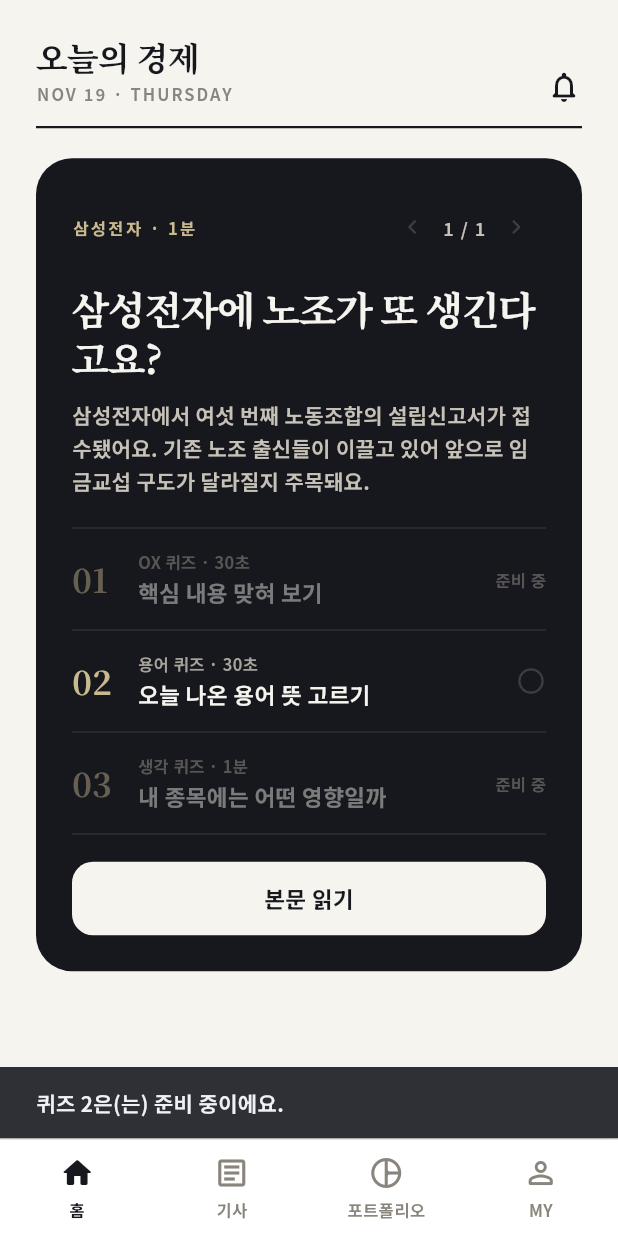
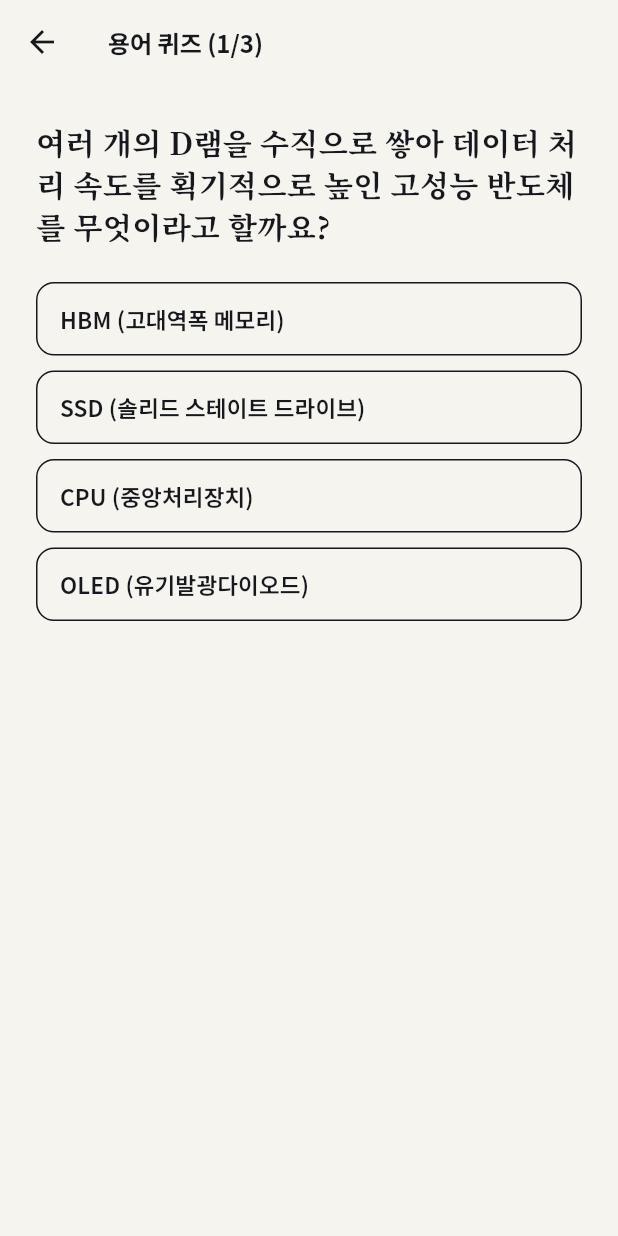
Before and after one commit to Oneul-Economy/Oneul-Economy, a Flutter app: the screen it shows after launch, after a tap on "02", on a phone screen of 412 x 824 dp. Run offline on Flutter 3.47's test engine with Material 3 defaults, Android fonts, the phone set to English and light mode, and no system bars; project files that could hold a hidden picture were left out.

Commit message:
feat/app: 용어 퀴즈 열기, 문제 풀기 및 결과 화면 로직 구현

```diff
--- a/Frontend/lib/screens/home_screen.dart
+++ b/Frontend/lib/screens/home_screen.dart
@@ -4,14 +4,17 @@ import 'package:flutter/material.dart';
 import 'package:flutter/services.dart';
 
 import '../models/news.dart';
+import '../models/quiz.dart';
 import '../theme/app_colors.dart';
 import '../theme/app_fonts.dart';
 import '../widgets/news_card.dart';
 import 'news_detail_screen.dart';
+import 'quiz_screen.dart';
 
 /// 앱에 넣어 둔 샘플 JSON 기사들. (서버 연결 전 임시)
 /// 기사가 늘어나면 여기에 파일을 추가하면 카드 상단 `< 1 / N >`으로 넘길 수 있다.
 const _mockNewsFiles = ['assets/mock/news.json'];
+const _mockQuizFile = 'assets/mock/quiz.json';
 
 /// 샘플 JSON에서 오늘의 기사 목록을 읽는다.
 Future<List<News>> loadNewsList() async {
@@ -23,19 +26,67 @@ Future<List<News>> loadNewsList() async {
   );
 }
 
+/// 샘플 JSON에서 용어 퀴즈를 읽는다. 실패하면 null을 반환한다.
+Future<Quiz?> loadQuiz() async {
+  try {
+    final text = await rootBundle.loadString(_mockQuizFile);
+    return Quiz.fromJson(jsonDecode(text) as Map<String, dynamic>);
+  } catch (e) {
+    debugPrint('[Quiz] 퀴즈 로드 실패 (파일 없음 또는 형식 오류): $e');
+    return null;
+  }
+}
+
+/// 해당 기사에 대해 용어 퀴즈를 열 수 있는지 판단하는 순수 함수.
+bool canOpenQuiz(News news, Quiz? quiz) {
+  if (quiz == null) return false;
+  if (quiz.quizzes.isEmpty) return false;
+  if (quiz.newsId != news.id) return false;
+  return true;
+}
+
 class HomeScreen extends StatefulWidget {
-  const HomeScreen({super.key});
+  const HomeScreen({
+    super.key,
+    this.initialNewsList,
+    this.initialQuiz,
+  });
+
+  /// 위젯 테스트에서 rootBundle 대신 데이터를 직접 주입할 때 사용.
+  final List<News>? initialNewsList;
+  final Quiz? initialQuiz;
 
   @override
   State<HomeScreen> createState() => _HomeScreenState();
 }
 
 class _HomeScreenState extends State<HomeScreen> {
-  // build()마다 다시 읽지 않도록 한 번만 만들어 둔다.
-  late final Future<List<News>> _newsFuture = loadNewsList();
+  late final Future<List<News>> _newsFuture;
+  Quiz? _quiz;
 
   /// 지금 보고 있는 기사 카드 (0부터).
   int _index = 0;
+
+  @override
+  void initState() {
+    super.initState();
+    _newsFuture = widget.initialNewsList != null
+        ? Future.value(widget.initialNewsList)
+        : loadNewsList();
+
+    if (widget.initialNewsList != null) {
+      _quiz = widget.initialQuiz;
+    } else {
+      _loadQuizSeparately();
+    }
+  }
+
+  /// 뉴스와 별도로 퀴즈를 불러온다. 퀴즈 실패가 뉴스 카드에 영향을 주지 않게 하기 위함.
+  Future<void> _loadQuizSeparately() async {
+    final loaded = await loadQuiz();
+    if (!mounted) return;
+    setState(() => _quiz = loaded);
+  }
 
   void _openDetail(News news) {
     Navigator.push(
@@ -44,7 +95,34 @@ class _HomeScreenState extends State<HomeScreen> {
     );
   }
 
-  // 퀴즈 화면은 아직 없어서 안내만 띄운다.
+  void _handleQuizTap(News news, int quizIndex) {
+    if (quizIndex != 1) {
+      _showQuizComingSoon(quizIndex);
+      return;
+    }
+
+    if (!canOpenQuiz(news, _quiz)) {
+      if (_quiz == null) {
+        debugPrint('[Quiz] 준비 중 처리: 퀴즈 데이터 없음 (파일 없음/형식 오류)');
+      } else if (_quiz!.quizzes.isEmpty) {
+        debugPrint('[Quiz] 준비 중 처리: 퀴즈 문제가 0개');
+      } else if (_quiz!.newsId != news.id) {
+        debugPrint(
+          '[Quiz] 준비 중 처리: news_id 불일치 (기사: ${news.id}, 퀴즈: ${_quiz!.newsId})',
+        );
+      }
+      _showQuizComingSoon(quizIndex);
+      return;
+    }
+
+    Navigator.push(
+      context,
+      MaterialPageRoute(
+        builder: (_) => QuizScreen(quiz: _quiz!, news: news),
+      ),
+    );
+  }
+
   void _showQuizComingSoon(int index) {
     ScaffoldMessenger.of(context)
       ..hideCurrentSnackBar()
@@ -98,7 +176,7 @@ class _HomeScreenState extends State<HomeScreen> {
                     key: ValueKey(news.id),
                     news: news,
                     onTap: () => _openDetail(news),
-                    onQuizTap: _showQuizComingSoon,
+                    onQuizTap: (quizIndex) => _handleQuizTap(news, quizIndex),
                     pager: NewsCardPager(
                       index: _index,
                       total: list.length,
--- /dev/null
+++ b/Frontend/lib/screens/quiz_screen.dart
@@ -0,0 +1,225 @@
+import 'package:flutter/material.dart';
+
+import '../models/news.dart';
+import '../models/quiz.dart';
+import '../theme/app_colors.dart';
+import '../theme/app_fonts.dart';
+import 'quiz_result_screen.dart';
+
+class QuizScreen extends StatefulWidget {
+  const QuizScreen({
+    super.key,
+    required this.quiz,
+    required this.news,
+  });
+
+  final Quiz quiz;
+  final News news;
+
+  @override
+  State<QuizScreen> createState() => _QuizScreenState();
+}
+
+class _QuizScreenState extends State<QuizScreen> {
+  int _currentIndex = 0;
+  int? _selectedIndex;
+  int _correctCount = 0;
+  final List<QuizItem> _wrongItems = [];
+
+  QuizItem get _currentItem => widget.quiz.quizzes[_currentIndex];
+  bool get _hasAnswered => _selectedIndex != null;
+  bool get _isLastQuestion => _currentIndex == widget.quiz.quizzes.length - 1;
+
+  void _selectChoice(int index) {
+    if (_hasAnswered) return; // 한 번 고르면 다시 못 고름
+
+    setState(() {
+      _selectedIndex = index;
+      if (index == _currentItem.answerIndex) {
+        _correctCount++;
+      } else {
+        _wrongItems.add(_currentItem);
+      }
+    });
+  }
+
+  void _next() {
+    if (!_isLastQuestion) {
+      setState(() {
+        _currentIndex++;
+        _selectedIndex = null;
+      });
+      return;
+    }
+
+    Navigator.pushReplacement(
+      context,
+      MaterialPageRoute(
+        builder: (_) => QuizResultScreen(
+          news: widget.news,
+          totalCount: widget.quiz.quizzes.length,
+          correctCount: _correctCount,
+          wrongItems: _wrongItems,
+        ),
+      ),
+    );
+  }
+
+  @override
+  Widget build(BuildContext context) {
+    final item = _currentItem;
+
+    return Scaffold(
+      backgroundColor: AppColors.paper,
+      appBar: AppBar(
+        backgroundColor: AppColors.paper,
+        foregroundColor: AppColors.ink,
+        elevation: 0,
+        title: Text(
+          '용어 퀴즈 (${_currentIndex + 1}/${widget.quiz.quizzes.length})',
+          style: TextStyle(
+            fontFamily: AppFonts.sans,
+            color: AppColors.ink,
+            fontSize: 16,
+            fontWeight: FontWeight.w700,
+          ),
+        ),
+      ),
+      body: SafeArea(
+        child: Padding(
+          padding: const EdgeInsets.all(24),
+          child: Column(
+            crossAxisAlignment: CrossAxisAlignment.stretch,
+            children: [
+              Text(
+                item.question,
+                style: TextStyle(
+                  fontFamily: AppFonts.serif,
+                  color: AppColors.ink,
+                  fontSize: 20,
+                  fontWeight: FontWeight.w700,
+                  height: 1.4,
+                ),
+              ),
+              const SizedBox(height: 24),
+              for (var i = 0; i < item.choices.length; i++) ...[
+                _ChoiceButton(
+                  text: item.choices[i],
+                  isAnswered: _hasAnswered,
+                  isSelected: _selectedIndex == i,
+                  isCorrect: i == item.answerIndex,
+                  onTap: () => _selectChoice(i),
+                ),
+                const SizedBox(height: 10),
+              ],
+              if (_hasAnswered) ...[
+                const SizedBox(height: 16),
+                Container(
+                  padding: const EdgeInsets.all(16),
+                  decoration: BoxDecoration(
+                    color: AppColors.ink.withValues(alpha: 0.06),
+                    borderRadius: BorderRadius.circular(12),
+                  ),
+                  child: Column(
+                    crossAxisAlignment: CrossAxisAlignment.start,
+                    children: [
+                      Text(
+                        _selectedIndex == item.answerIndex ? '정답이에요!' : '아쉬워요!',
+                        style: TextStyle(
+                          fontFamily: AppFonts.sans,
+                          color: AppColors.ink,
+                          fontSize: 14,
+                          fontWeight: FontWeight.w700,
+                        ),
+                      ),
+                      const SizedBox(height: 6),
+                      Text(
+                        item.explanation,
+                        style: TextStyle(
+                          fontFamily: AppFonts.sans,
+                          color: AppColors.ink,
+                          fontSize: 14,
+                          height: 1.5,
+                        ),
+                      ),
+                    ],
+                  ),
+                ),
+              ],
+              const Spacer(),
+              if (_hasAnswered)
+                ElevatedButton(
+                  onPressed: _next,
+                  style: ElevatedButton.styleFrom(
+                    backgroundColor: AppColors.ink,
+                    foregroundColor: AppColors.paper,
+                    padding: const EdgeInsets.symmetric(vertical: 14),
+                  ),
+                  child: Text(_isLastQuestion ? '결과 보기' : '다음'),
+                ),
+            ],
+          ),
+        ),
+      ),
+    );
+  }
+}
+
+class _ChoiceButton extends StatelessWidget {
+  const _ChoiceButton({
+    required this.text,
+    required this.isAnswered,
+    required this.isSelected,
+    required this.isCorrect,
+    required this.onTap,
+  });
+
+  final String text;
+  final bool isAnswered;
+  final bool isSelected;
+  final bool isCorrect;
+  final VoidCallback onTap;
+
+  @override
+  Widget build(BuildContext context) {
+    Color borderColor = AppColors.ink;
+    Color backgroundColor = AppColors.paper;
+    Color textColor = AppColors.ink;
+
+    if (isAnswered) {
+      if (isCorrect) {
+        // 정답 보기 강조
+        borderColor = AppColors.gold;
+        backgroundColor = AppColors.ink;
+        textColor = AppColors.paper;
+      } else if (isSelected) {
+        // 고른 오답 표시
+        borderColor = AppColors.muted;
+        backgroundColor = AppColors.muted.withValues(alpha: 0.15);
+        textColor = AppColors.muted;
+      }
+    }
+
+    return OutlinedButton(
+      onPressed: isAnswered ? null : onTap,
+      style: OutlinedButton.styleFrom(
+        alignment: Alignment.centerLeft,
+        backgroundColor: backgroundColor,
+        disabledBackgroundColor: backgroundColor,
+        foregroundColor: textColor,
+        disabledForegroundColor: textColor,
+        side: BorderSide(color: borderColor, width: isAnswered && isCorrect ? 2 : 1),
+        padding: const EdgeInsets.symmetric(horizontal: 16, vertical: 14),
+        shape: RoundedRectangleBorder(borderRadius: BorderRadius.circular(12)),
+      ),
+      child: Text(
+        text,
+        style: TextStyle(
+          fontFamily: AppFonts.sans,
+          fontSize: 15,
+          fontWeight: isAnswered && isCorrect ? FontWeight.w700 : FontWeight.w500,
+        ),
+      ),
+    );
+  }
+}
```
Also changed, not shown: Frontend/lib/screens/quiz_result_screen.dart (added, +154 -0 lines).
